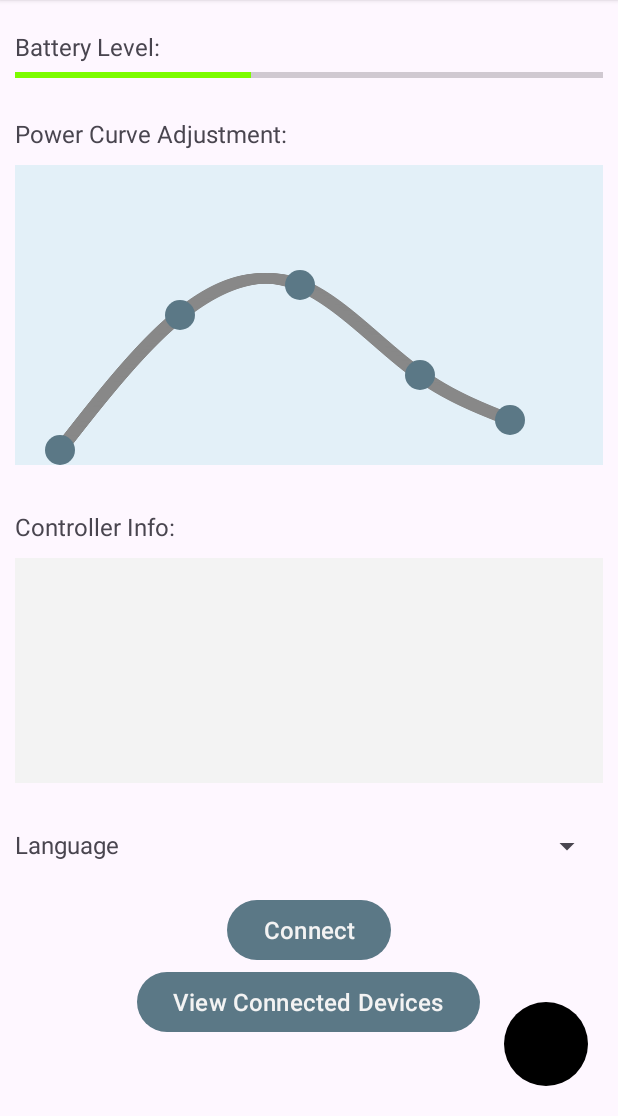
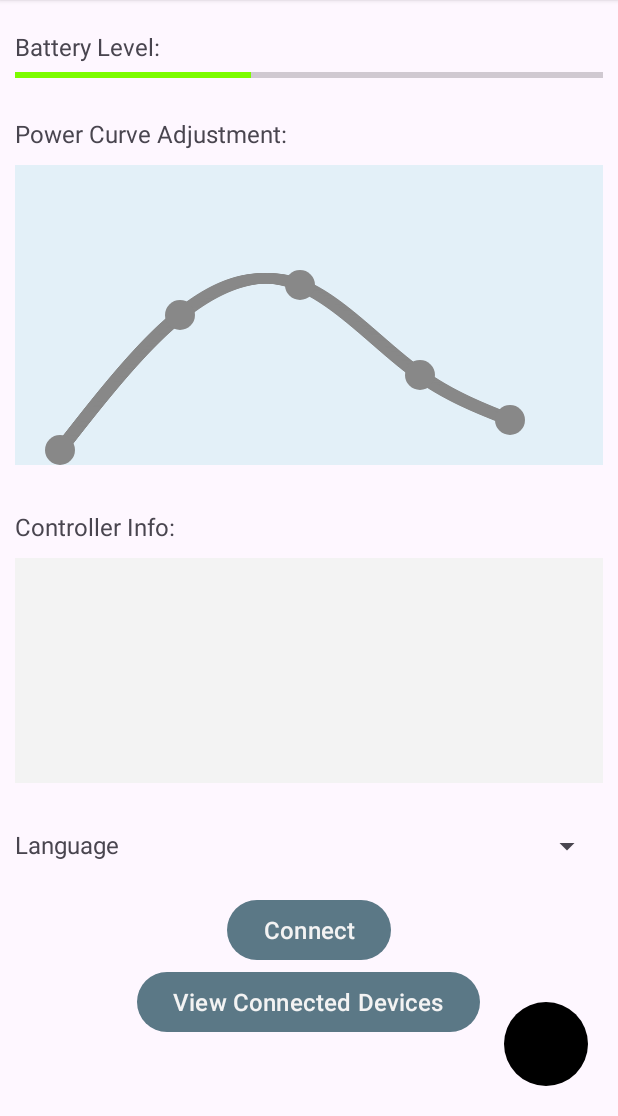
Before and after one commit to h-malm/eburst-temp, an Android app: the SecondFragment screen opened through its navigation route, on a phone screen of 412 x 824 dp, the part 120-1236 px from its top. Run offline under Robolectric (Android 15) with nearby library versions, the phone set to English and light mode, and no system bars; our stand-ins replace navigation-ui.

Commit message:
Changed color of buttons in power curve

```diff
--- a/E-Burst-temporary/app/src/main/res/layout/fragment_second.xml
+++ b/E-Burst-temporary/app/src/main/res/layout/fragment_second.xml
@@ -68,7 +68,7 @@
                 android:layout_width="20dp"
                 android:layout_height="20dp"
                 android:background="@drawable/circle"
-                android:backgroundTint="@color/colorPrimaryLightBlue"
+                android:backgroundTint="@color/buttonGray"
                 android:translationX="20dp"
                 android:translationY="180dp"
                 android:visibility="visible" />
@@ -78,7 +78,7 @@
                 android:layout_width="20dp"
                 android:layout_height="20dp"
                 android:background="@drawable/circle"
-                android:backgroundTint="@color/colorPrimaryLightBlue"
+                android:backgroundTint="@color/buttonGray"
                 android:translationX="100dp"
                 android:translationY="90dp"
                 android:visibility="visible" />
@@ -88,7 +88,7 @@
                 android:layout_width="20dp"
                 android:layout_height="20dp"
                 android:background="@drawable/circle"
-                android:backgroundTint="@color/colorPrimaryLightBlue"
+                android:backgroundTint="@color/buttonGray"
                 android:translationX="180dp"
                 android:translationY="70dp"
                 android:visibility="visible" />
@@ -98,7 +98,7 @@
                 android:layout_width="20dp"
                 android:layout_height="20dp"
                 android:background="@drawable/circle"
-                android:backgroundTint="@color/colorPrimaryLightBlue"
+                android:backgroundTint="@color/buttonGray"
                 android:translationX="260dp"
                 android:translationY="130dp"
                 android:visibility="visible" />
@@ -108,7 +108,7 @@
                 android:layout_width="20dp"
                 android:layout_height="20dp"
                 android:background="@drawable/circle"
-                android:backgroundTint="@color/colorPrimaryLightBlue"
+                android:backgroundTint="@color/buttonGray"
                 android:translationX="320dp"
                 android:translationY="160dp"
                 android:visibility="visible" />
--- a/E-Burst-temporary/app/src/main/res/values/colors.xml
+++ b/E-Burst-temporary/app/src/main/res/values/colors.xml
@@ -11,4 +11,5 @@
     <color name="colorLightBlue">#E3F0F8</color>
     <color name="colorEvenLighterBlue">#E3F0F8</color>
     <color name="lightGray">#F3F3F3</color>
+    <color name="buttonGray">#888888</color>
 </resources>
```
